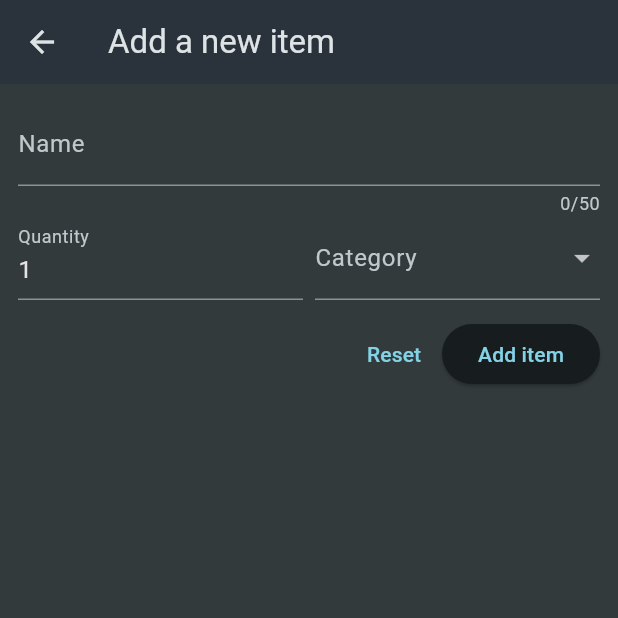
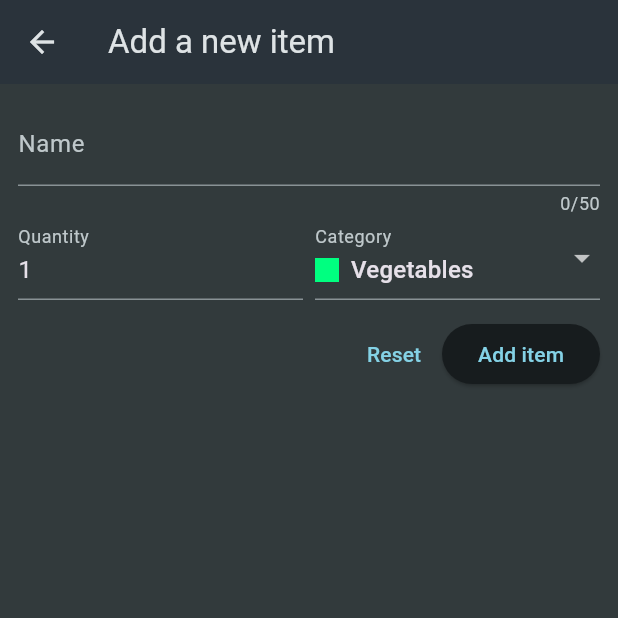
Before and after one commit to QilinXSengheng/shopping_list, a Flutter app: the screen it shows after launch, after a tap on the "add" icon, on a phone screen of 412 x 824 dp, the top half of it. Run offline on Flutter 3.47's test engine with Material 3 defaults, Android fonts, the phone set to English and light mode, and no system bars; network calls fail.

```diff
--- a/lib/widgets/grocery_list.dart
+++ b/lib/widgets/grocery_list.dart
@@ -1,5 +1,8 @@
 import 'package:flutter/material.dart';
-import 'package:shopping_list/data/dummy_items.dart';
+import 'package:http/http.dart' as http;
+import 'dart:convert';
+import 'package:shopping_list/data/categories.dart';
+import 'package:shopping_list/models/grocery_item.dart';
 import 'package:shopping_list/widgets/new_item.dart';
 
 class GroceryList extends StatefulWidget {
@@ -10,12 +13,111 @@ class GroceryList extends StatefulWidget {
 }
 
 class _GroceryListState extends State<GroceryList> {
-  void _addItem() {
-    Navigator.of(context).push(MaterialPageRoute(builder: (ctx) => const NewItem()));
+  List<GroceryItem> _groceryItems = [];
+  var _isLoading = true;
+  String? _error;
+
+  @override
+  void initState() {
+    super.initState();
+    _loadItems();
+  }
+
+  void _loadItems() async {
+    final url = Uri.https(
+        'shopping-list-1e6bf-default-rtdb.asia-southeast1.firebasedatabase.app',
+        'flutter-shopping-list.json');
+    final response = await http.get(url);
+    if (response.statusCode >= 400) {
+      setState(() {
+        _error = 'Failed to load items, try again later.';
+      });
+    }
+    final Map<String, dynamic> listData = json.decode(response.body);
+    final List<GroceryItem> loadedItems = [];
+    for (final item in listData.entries) {
+      final category = categories.entries
+          .firstWhere(
+              (catItem) => catItem.value.title == item.value['category'])
+          .value;
+      loadedItems.add(GroceryItem(
+          id: item.key,
+          name: item.value['name'],
+          quantity: item.value['quantity'],
+          category: category));
+    }
+    setState(() {
+      _groceryItems = loadedItems;
+      _isLoading = false;
+    });
+  }
+
+  void _addItem() async {
+    final newItem = await Navigator.of(context).push<GroceryItem>(
+        MaterialPageRoute(builder: (ctx) => const NewItem()));
+
+    if (newItem == null) {
+      return;
+    }
+
+    setState(() {
+      _groceryItems.add(newItem);
+    });
+  }
+
+  void _removeItem(GroceryItem item) async {
+
+    final index = _groceryItems.indexOf(item);
+
+    final url = Uri.https(
+        'shopping-list-1e6bf-default-rtdb.asia-southeast1.firebasedatabase.app',
+        'flutter-shopping-list/${item.id}.json');
+    final response = await http.delete(url);
+
+    if (response.statusCode >= 400) {
+
+      setState(() {
+        _groceryItems.insert(index,item);
+      });
+    }
   }
 
   @override
   Widget build(BuildContext context) {
+    Widget content = const Center(child: Text('No items added yet!'));
+
+    if (_isLoading) {
+      content = const Center(child: CircularProgressIndicator());
+    }
+
+    if (_groceryItems.isNotEmpty) {
+      content = ListView.builder(
+          itemCount: _groceryItems.length,
+          itemBuilder: (ctx, index) {
+            return Dismissible(
+              onDismissed: (direction) {
+                _removeItem(_groceryItems[index]);
+              },
+              key: ValueKey(_groceryItems[index].id),
+              child: ListTile(
+                title: Text(_groceryItems[index].name),
+                leading: Container(
+                  width: 24,
+                  height: 24,
+                  color: _groceryItems[index].category.color,
+                ),
+                trailing: Text(_groceryItems[index].quantity.toString()),
+              ),
+            );
+          });
+    }
+
+    if (_error != null) {
+      content = Center(
+        child: Text(_error!),
+      );
+    }
+
     return Scaffold(
       appBar: AppBar(title: const Text('Grocery List'), actions: [
         IconButton(
@@ -23,19 +125,7 @@ class _GroceryListState extends State<GroceryList> {
           onPressed: _addItem,
         ),
       ]),
-      body: ListView.builder(
-          itemCount: groceryItems.length,
-          itemBuilder: (ctx, index) {
-            return ListTile(
-              title: Text(groceryItems[index].name),
-              leading: Container(
-                width: 24,
-                height: 24,
-                color: groceryItems[index].category.color,
-              ),
-              trailing: Text(groceryItems[index].quantity.toString()),
-            );
-          }),
+      body: content,
     );
   }
 }
--- a/lib/widgets/new_item.dart
+++ b/lib/widgets/new_item.dart
@@ -1,5 +1,9 @@
 import 'package:flutter/material.dart';
+import 'dart:convert';
+import 'package:http/http.dart' as http;
 import 'package:shopping_list/data/categories.dart';
+import 'package:shopping_list/models/category.dart';
+import 'package:shopping_list/models/grocery_item.dart';
 
 class NewItem extends StatefulWidget {
   const NewItem({super.key});
@@ -10,9 +14,45 @@ class NewItem extends StatefulWidget {
 
 class _NewItemState extends State<NewItem> {
   final _formKey = GlobalKey<FormState>();
+  var _enteredName = '';
+  var _enteredQuantity = 1;
+  var _selectedCategory = categories[Categories.vegetables]!;
+  var _isSending = false;
 
-  void _saveItem() {
-    _formKey.currentState!.validate();
+  void _saveItem() async {
+    if (_formKey.currentState!.validate()) {
+      _formKey.currentState!.save();
+      setState(() {
+        _isSending = true;
+      });
+      final url = Uri.https(
+          'shopping-list-1e6bf-default-rtdb.asia-southeast1.firebasedatabase.app',
+          'flutter-shopping-list.json');
+      final response = await http.post(
+        url,
+        headers: {
+          'Content-Type': 'application/json',
+        },
+        body: json.encode({
+          'name': _enteredName,
+          'quantity': _enteredQuantity,
+          'category': _selectedCategory.title,
+        }),
+      );
+
+      final Map<String, dynamic> resData = json.decode(response.body);
+
+      if (!context.mounted) {
+        return;
+      }
+
+      Navigator.of(context).pop(GroceryItem(
+        id: resData['name'],
+        name: _enteredName,
+        quantity: _enteredQuantity,
+        category: _selectedCategory,
+      ));
+    }
   }
 
   @override
@@ -39,6 +79,9 @@ class _NewItemState extends State<NewItem> {
                     }
                     return null;
                   },
+                  onSaved: (value) {
+                    _enteredName = value!;
+                  },
                 ),
                 Row(
                   crossAxisAlignment: CrossAxisAlignment.end,
@@ -54,15 +97,19 @@ class _NewItemState extends State<NewItem> {
                           }
                           return null;
                         },
+                        onSaved: (value) {
+                          _enteredQuantity = int.parse(value!);
+                        },
                         decoration:
                             const InputDecoration(labelText: 'Quantity'),
                         keyboardType: TextInputType.number,
-                        initialValue: '1',
+                        initialValue: _enteredQuantity.toString(),
                       ),
                     ),
                     const SizedBox(width: 8),
                     Expanded(
                       child: DropdownButtonFormField(
+                        value: _selectedCategory,
                         decoration:
                             const InputDecoration(labelText: 'Category'),
                         items: [
@@ -84,7 +131,11 @@ class _NewItemState extends State<NewItem> {
                               ),
                             )
                         ],
-                        onChanged: (value) {},
+                        onChanged: (value) {
+                          setState(() {
+                            _selectedCategory = value!;
+                          });
+                        },
                       ),
                     ),
                   ],
@@ -93,9 +144,22 @@ class _NewItemState extends State<NewItem> {
                 Row(
                   mainAxisAlignment: MainAxisAlignment.end,
                   children: [
-                    TextButton(onPressed: () {}, child: const Text('Reset')),
+                    TextButton(
+                        onPressed: _isSending
+                            ? null
+                            : () {
+                                _formKey.currentState!.reset();
+                              },
+                        child: const Text('Reset')),
                     ElevatedButton(
-                        onPressed: _saveItem, child: const Text('Add item'))
+                        onPressed: _isSending ? null : _saveItem,
+                        child: _isSending
+                            ? const SizedBox(
+                                height: 16,
+                                width: 16,
+                                child: CircularProgressIndicator(),
+                              )
+                            : const Text('Add item'))
                   ],
                 )
               ],
--- a/pubspec.yaml
+++ b/pubspec.yaml
@@ -35,6 +35,7 @@ dependencies:
   # The following adds the Cupertino Icons font to your application.
   # Use with the CupertinoIcons class for iOS style icons.
   cupertino_icons: ^1.0.2
+  http: ^1.1.2
 
 dev_dependencies:
   flutter_test:
```
Also changed, not shown: lib/data/dummy_items.dart (deleted, +0 -21 lines), pubspec.lock.
